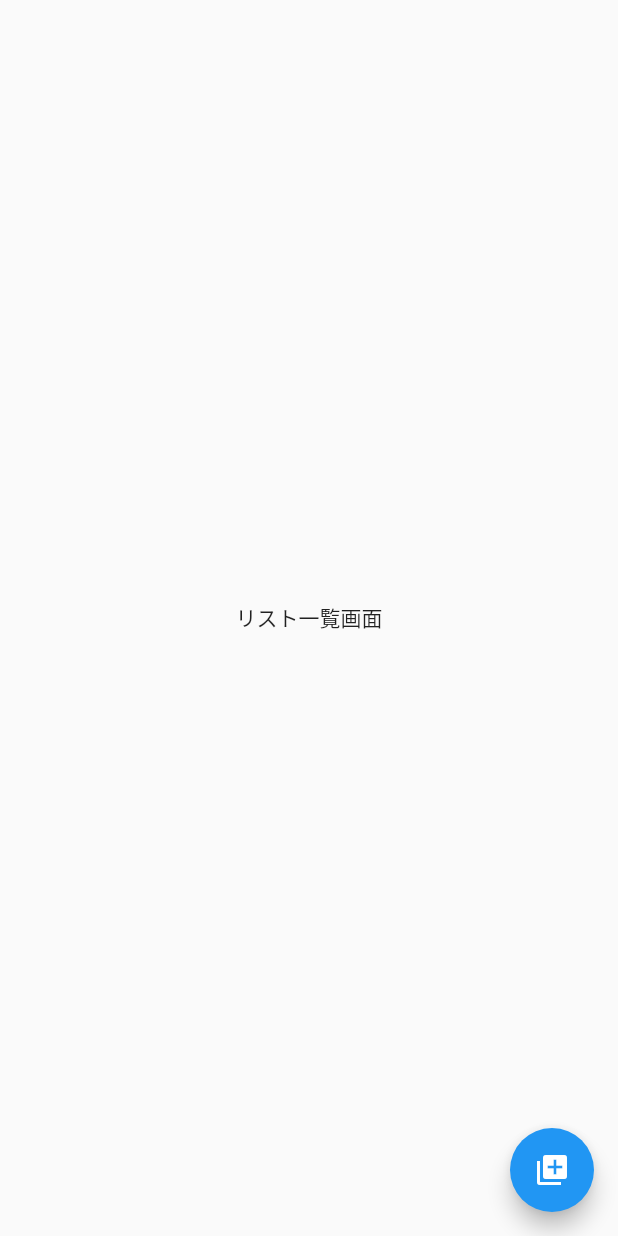
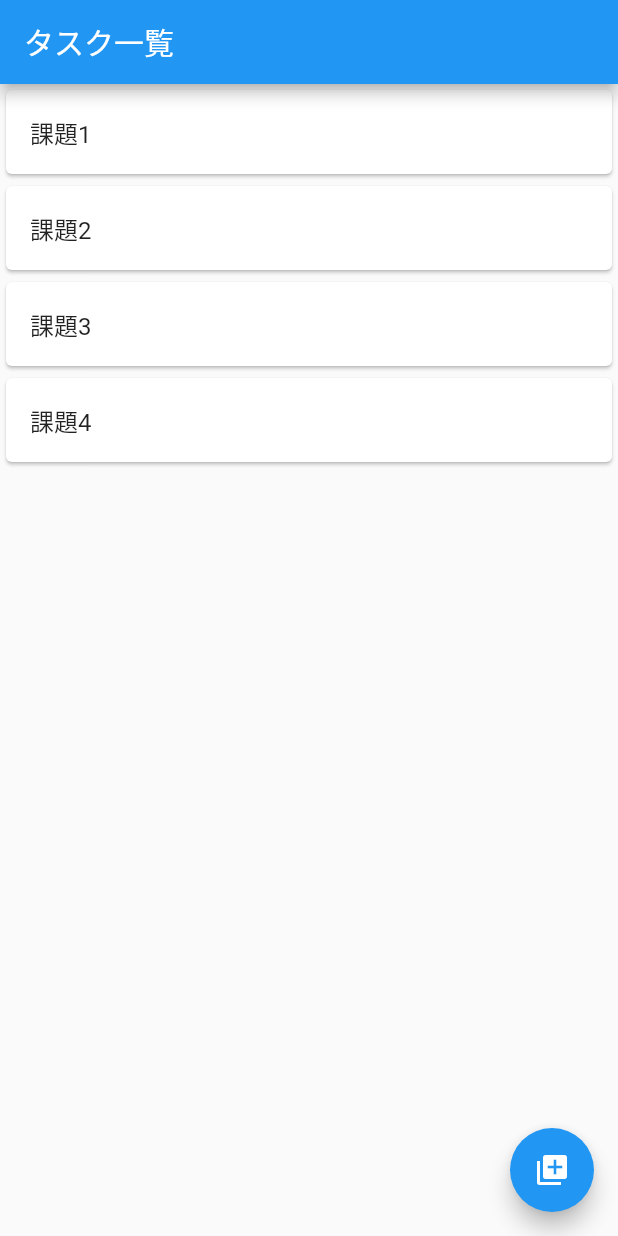
Before and after one commit to TakutoAndo/flutter_todo, a Flutter app: the screen it shows after launch, on a phone screen of 412 x 824 dp. Run offline on Flutter 3.47's test engine with Material 2 defaults, Android fonts, the phone set to English and light mode, and no system bars.

Commit message:
タスクをListViewを使って表示

```diff
--- a/lib/main.dart
+++ b/lib/main.dart
@@ -23,8 +23,32 @@ class TodoListPage extends StatelessWidget {
   @override
   Widget build(BuildContext context) {
     return Scaffold(
-      body: Center(
-        child: Text('リスト一覧画面'),
+      appBar: AppBar(
+        title: Text('タスク一覧'),
+      ),
+      body: ListView(
+        children: <Widget>[
+          Card(
+            child: ListTile(
+              title: Text('課題1'),
+            ),
+          ),
+          Card(
+            child: ListTile(
+              title: Text('課題2'),
+            ),
+          ),
+          Card(
+            child: ListTile(
+              title: Text('課題3'),
+            ),
+          ),
+          Card(
+            child: ListTile(
+              title: Text('課題4'),
+            ),
+          ),
+        ],
       ),
       floatingActionButton: FloatingActionButton(
         child: Icon(Icons.library_add),
```
